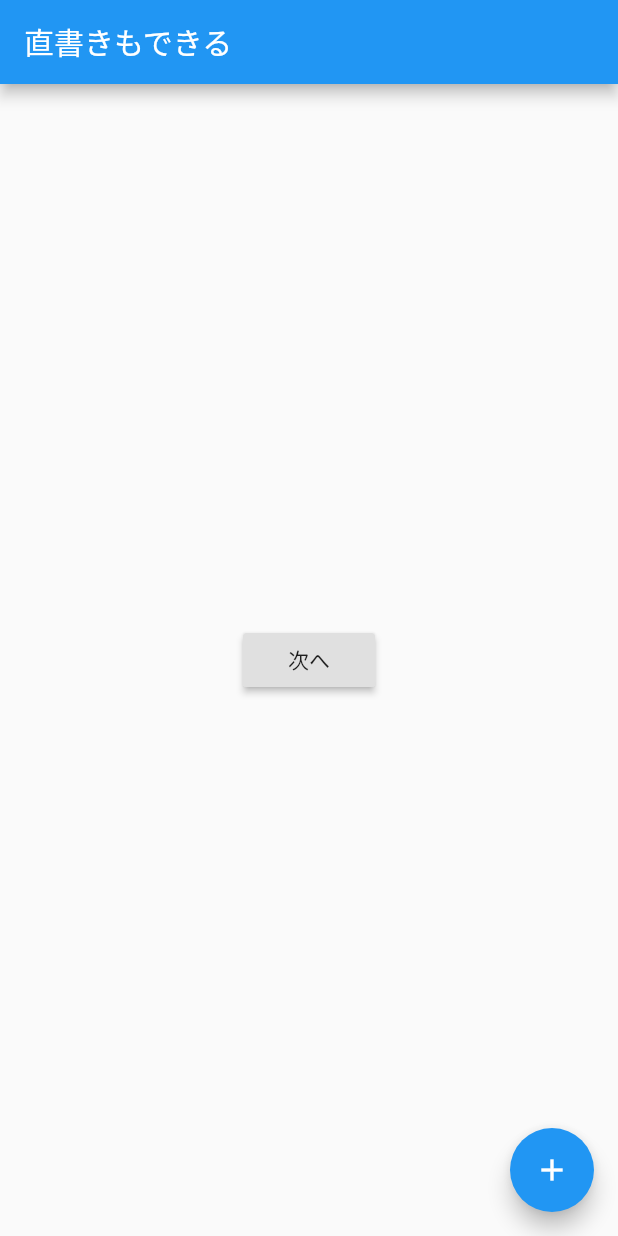
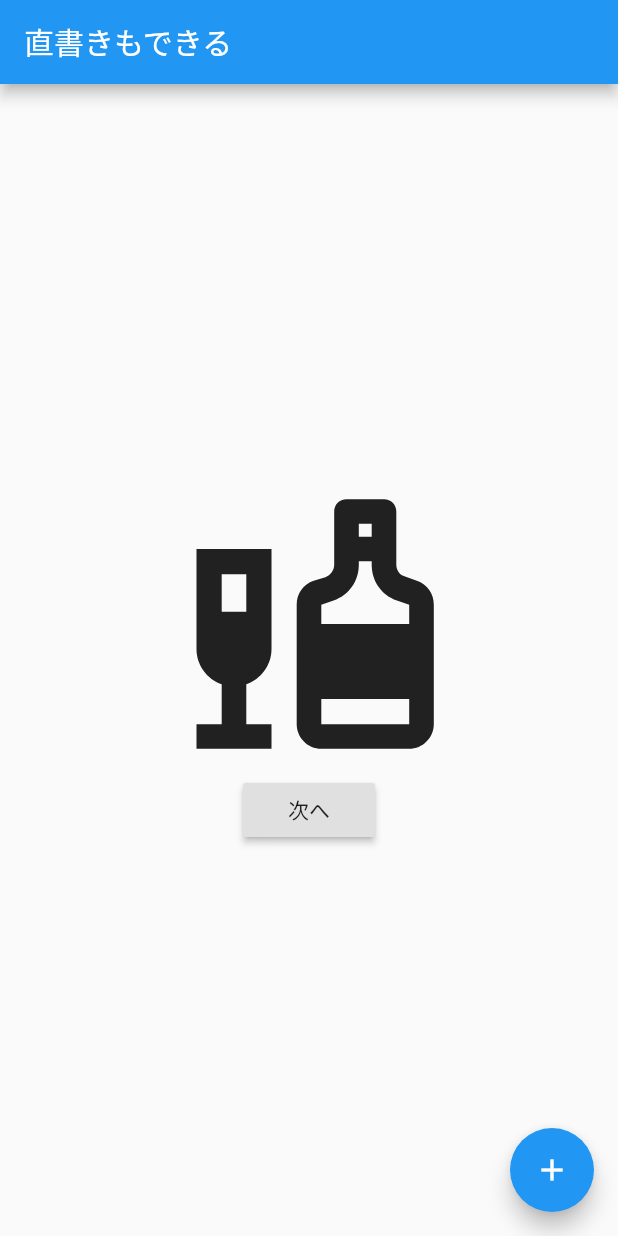
Before and after one commit to t-sakurai816/flutter-demo, a Flutter app: the screen it shows after launch, on a phone screen of 412 x 824 dp. Run offline on Flutter 3.47's test engine with Material 2 defaults, Android fonts, the phone set to English and light mode, and no system bars.

Commit message:
icon-done!

```diff
--- a/lib/main.dart
+++ b/lib/main.dart
@@ -52,7 +52,10 @@ class _MyHomePageState extends State<MyHomePage> {
           mainAxisAlignment: MainAxisAlignment.center, //中央寄せ
           crossAxisAlignment: CrossAxisAlignment.center,
           children: [
-
+            Icon(
+              Icons.liquor,
+              size: 200,
+            ),
             RaisedButton(
               child: Text(text),
               onPressed: () async {
```
